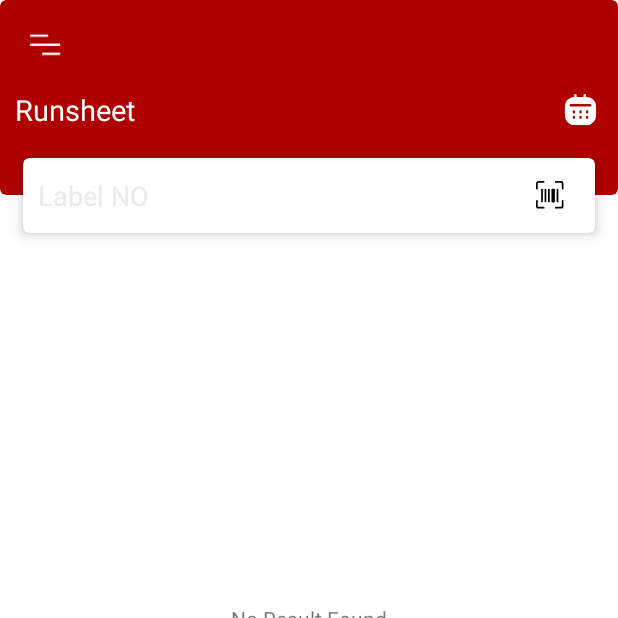
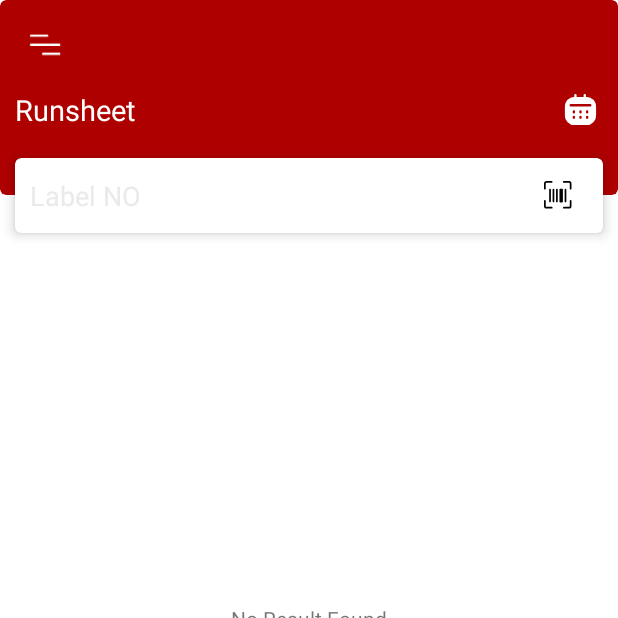
Before and after one commit to abdelrahmana/driverapp, an Android app: the RunSheetFragment screen opened directly, with no data from a screen before it, on a phone screen of 412 x 824 dp, the top half of it. Run offline under Robolectric (Android 15) with nearby library versions, the phone set to English and light mode, and no system bars; our stand-ins replace Dagger/Hilt's generated code, navigation-ui; libraries missing offline, so code that uses them is left out: com.andrognito.flashbar, com.google.zxing.integration; network calls fail; pictures from the network do not load.

Commit message:
updates signatures selection

```diff
--- a/app/src/main/res/layout/fragment_run_sheet.xml
+++ b/app/src/main/res/layout/fragment_run_sheet.xml
@@ -54,7 +54,7 @@
         app:layout_constraintTop_toBottomOf="@+id/cardSheet"
         app:cardElevation="5dp"
         android:id="@+id/cardScanner"
-        android:layout_marginHorizontal="15dp"
+        android:layout_marginHorizontal="10dp"
         android:layout_width="match_parent"
         app:layout_constraintBottom_toBottomOf="@+id/cardSheet"
         android:layout_height="wrap_content">
@@ -95,7 +95,7 @@
         android:id="@+id/shipmentCard"
         android:visibility="gone"
         tools:visibility="visible"
-        android:layout_marginHorizontal="15dp"
+        android:layout_marginHorizontal="10dp"
         app:cardBackgroundColor="@color/new_gray_color"
         android:layout_marginTop="25dp"
         android:layout_height="wrap_content">
@@ -130,7 +130,7 @@
     </com.google.android.material.card.MaterialCardView>
     <androidx.recyclerview.widget.RecyclerView
         android:id="@+id/recycleViewSheets"
-        android:layout_marginHorizontal="15dp"
+        android:layout_marginHorizontal="10dp"
         tools:listitem="@layout/adaptor_run_sheet"
         app:layout_constraintTop_toBottomOf="@+id/shipmentCard"
         android:layout_width="match_parent"
--- a/app/src/main/res/layout/shipment_details_fragment.xml
+++ b/app/src/main/res/layout/shipment_details_fragment.xml
@@ -87,7 +87,7 @@
                         <TextView
                             android:id="@+id/customer"
                             android:layout_marginStart="15dp"
-                            android:layout_marginTop="15dp"
+                            android:layout_marginTop="5dp"
                             android:textColor="@color/gray"
                             android:text="@string/customer_name"
                             app:layout_constraintTop_toTopOf="parent"
@@ -188,7 +188,6 @@
 
                         <androidx.constraintlayout.widget.ConstraintLayout
                             android:layout_width="match_parent"
-                            android:layout_marginTop="15dp"
                             android:paddingBottom="7dp"
                             android:layout_marginStart="15dp"
                             android:layout_marginEnd="15dp"
--- a/app/src/main/res/navigation/main_nav_graph.xml
+++ b/app/src/main/res/navigation/main_nav_graph.xml
@@ -42,7 +42,11 @@
         android:id="@+id/shipment_details"
         android:name="com.tt.driver.ui.components.shipment.ShipmentDetailsFragment"
         android:label="shipment_details"
-        tools:layout="@layout/shipment_details_fragment" />
+        tools:layout="@layout/shipment_details_fragment">
+        <action
+            android:id="@+id/action_shipmentDetailsFragment_to_digitalSignatureFragment"
+            app:destination="@id/digitalSignatureFragment" />
+    </fragment>
     <fragment
         android:id="@+id/ordersFragment"
         android:name="com.tt.driver.ui.components.main.orders.OrdersFragment"
--- a/app/src/main/res/values/themes.xml
+++ b/app/src/main/res/values/themes.xml
@@ -28,7 +28,7 @@
 
     <style name="CustomTabTextAppearance" parent="TextAppearance.Design.Tab">
         <item name="android:textAllCaps">false</item>
-        <item name="android:textSize">12sp</item> <!-- تغيير حجم الخط -->
+        <item name="android:textSize">11sp</item> <!-- تغيير حجم الخط -->
         <item name="android:textColor">#000000</item>
     </style>
 </resources>
```
Also changed, not shown: app/src/main/java/com/tt/driver/ui/components/main/orders/order_details/DigitalSignatureFragment.kt (+8 -1 lines), app/src/main/java/com/tt/driver/ui/components/shipment/ShipmentDetailsFragment.kt (+37 -8 lines), app/src/main/res/layout/adaptor_run_sheet.xml (+5 -5 lines), app/src/main/res/layout/one_item_slot.xml (+8 -1 lines).
